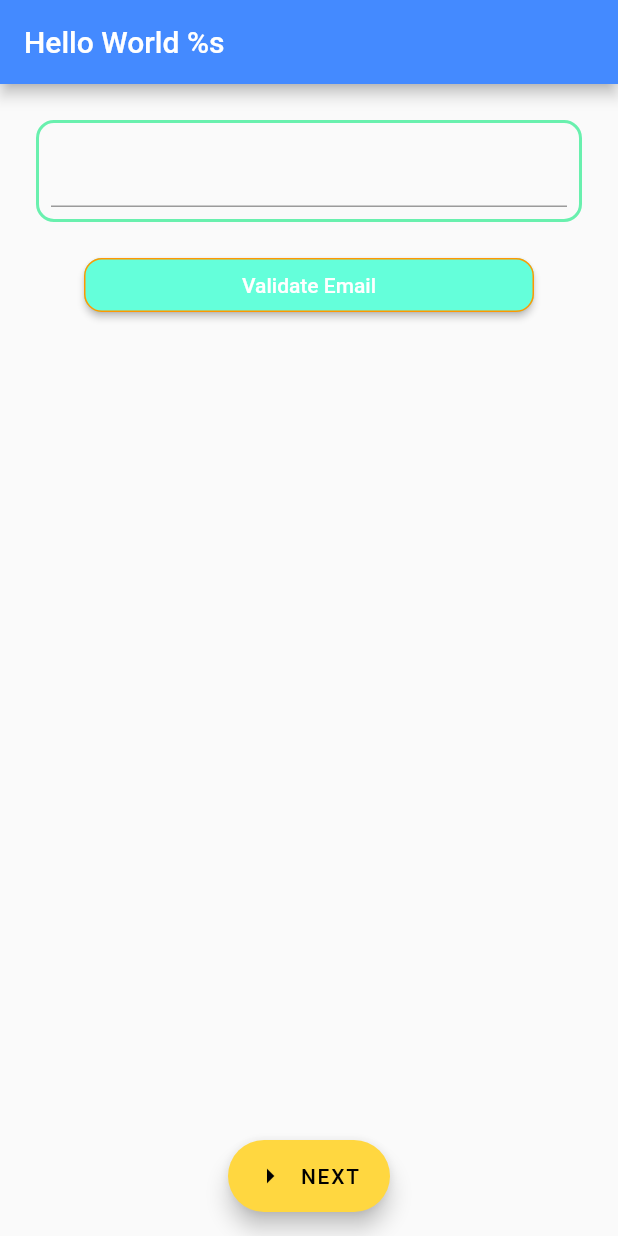
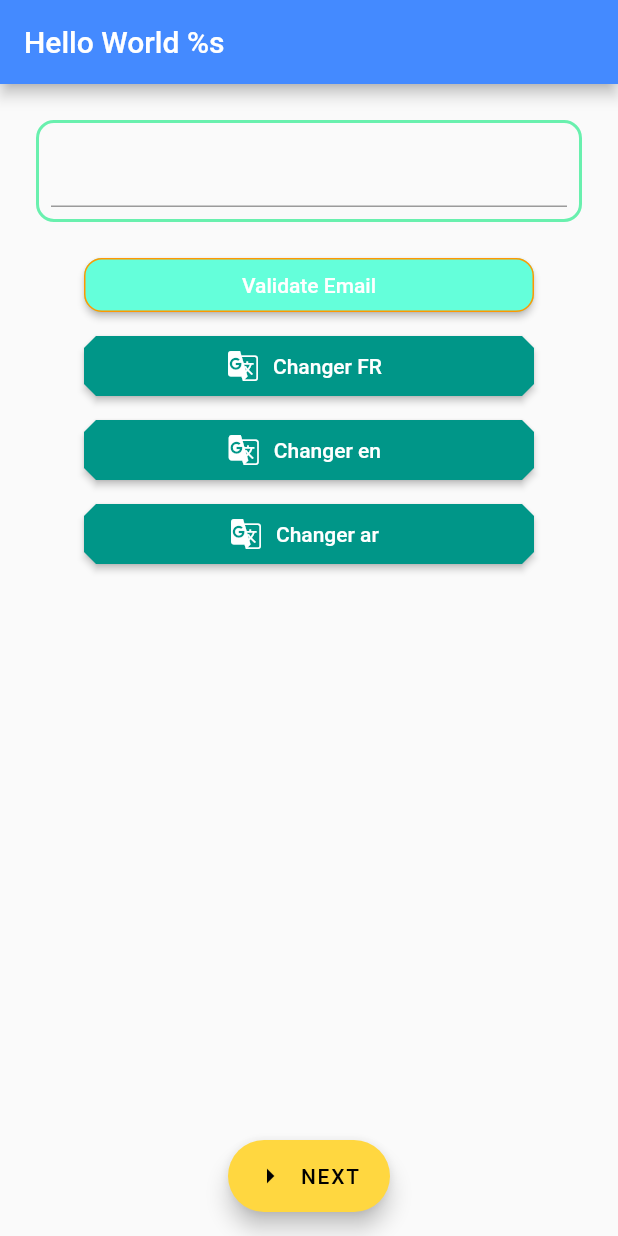
Before and after one commit to MJ-BH/getx_application, a Flutter app: the screen it shows after launch, on a phone screen of 412 x 824 dp. Run offline on Flutter 3.47's test engine with Material 2 defaults, Android fonts, the phone set to English and light mode, and no system bars; our stand-ins replace get.

Commit message:
'transliations'

```diff
--- a/lib/screens/mainPage.dart
+++ b/lib/screens/mainPage.dart
@@ -75,7 +75,61 @@ class _MainPageViewState extends State<MainPageView> {
               },
               child: Text('valide'.tr),
             ),
-          )
+          ),
+          Container(
+            width: double.infinity,
+            height: 56,
+            padding: EdgeInsets.fromLTRB(56, 16, 56, 0),
+            child: ElevatedButton.icon(
+              style: ElevatedButton.styleFrom(
+                primary: Colors.teal,
+                onPrimary: Colors.white,
+                shape: BeveledRectangleBorder(
+                    borderRadius: BorderRadius.all(Radius.circular(8))),
+              ),
+              onPressed: () {
+                Get.updateLocale(Locale('fr'));
+              },
+              label: Text("Changer FR "),
+              icon: Icon(Icons.g_translate_outlined),
+            ),
+          ),
+          Container(
+            width: double.infinity,
+            height: 56,
+            padding: EdgeInsets.fromLTRB(56, 16, 56, 0),
+            child: ElevatedButton.icon(
+              style: ElevatedButton.styleFrom(
+                primary: Colors.teal,
+                onPrimary: Colors.white,
+                shape: BeveledRectangleBorder(
+                    borderRadius: BorderRadius.all(Radius.circular(8))),
+              ),
+              onPressed: () {
+                Get.updateLocale(Locale('en'));
+              },
+              label: Text("Changer en "),
+              icon: Icon(Icons.g_translate_outlined),
+            ),
+          ),
+          Container(
+            width: double.infinity,
+            height: 56,
+            padding: EdgeInsets.fromLTRB(56, 16, 56, 0),
+            child: ElevatedButton.icon(
+              style: ElevatedButton.styleFrom(
+                primary: Colors.teal,
+                onPrimary: Colors.white,
+                shape: BeveledRectangleBorder(
+                    borderRadius: BorderRadius.all(Radius.circular(8))),
+              ),
+              onPressed: () {
+                Get.updateLocale(Locale('ar'));
+              },
+              label: Text("Changer ar "),
+              icon: Icon(Icons.g_translate_outlined),
+            ),
+          ),
         ],
       ),
     );
```
